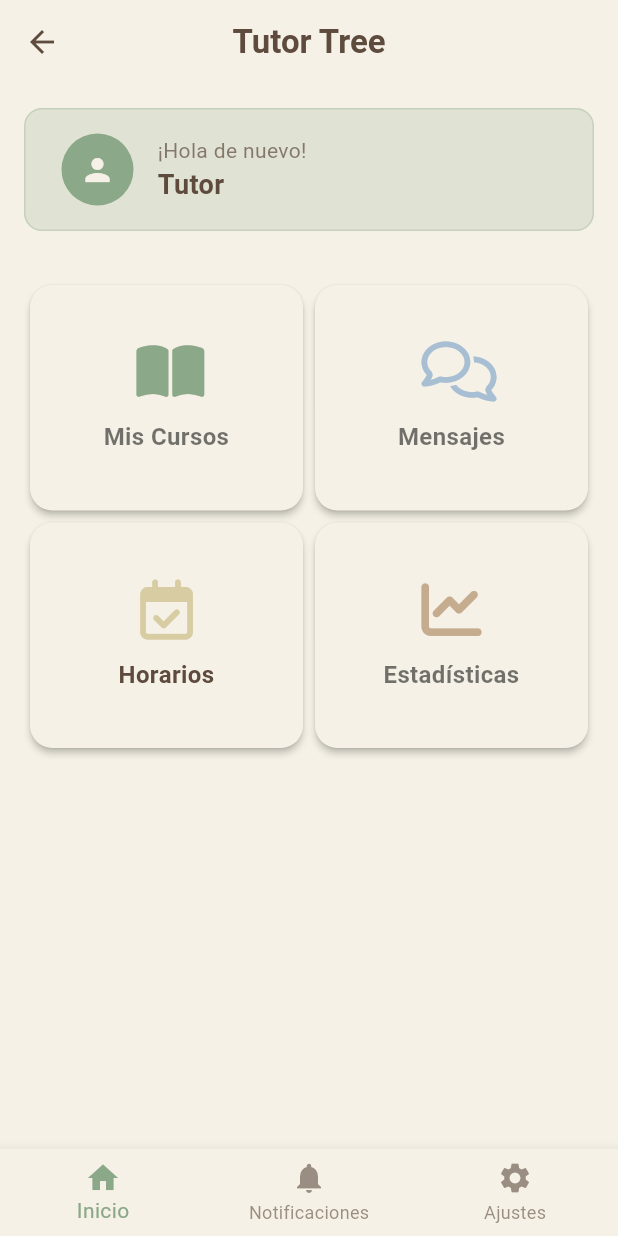
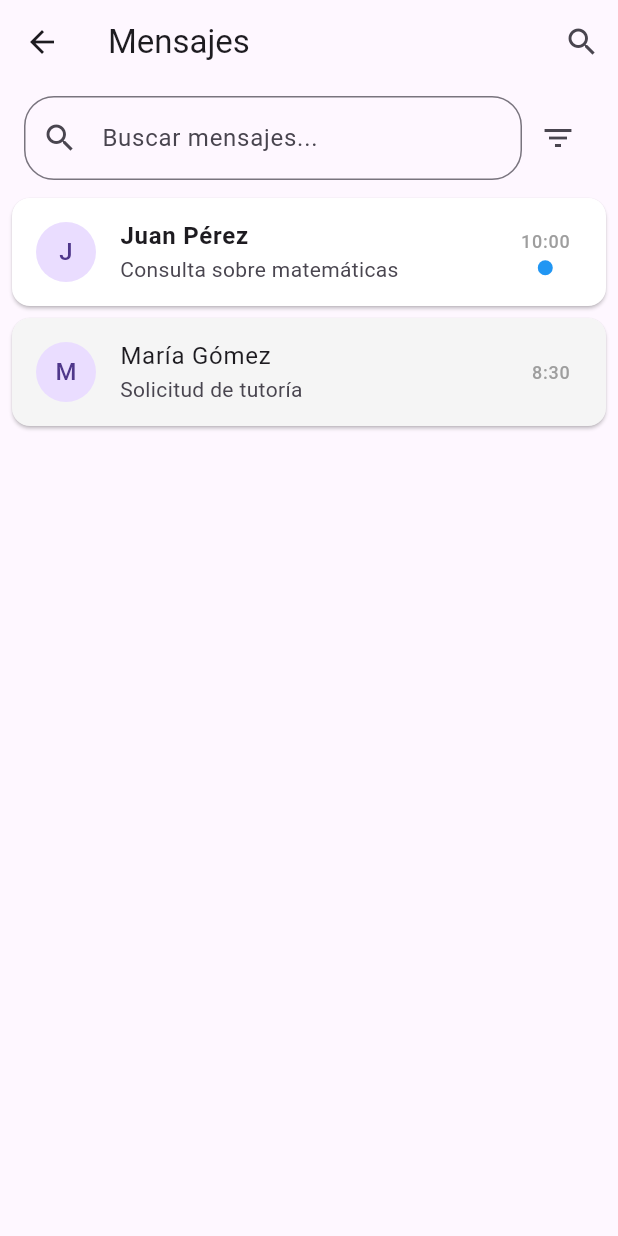
Before and after one commit to morj512/tutor-tree, a Flutter app: the HomeScreen screen opened directly with empty values, after a tap on "Mensajes", on a phone screen of 412 x 824 dp. Run offline on Flutter 3.47's test engine with Material 3 defaults, Android fonts, the phone set to English and light mode, and no system bars; our stand-ins replace audioplayers, font_awesome_flutter, shared_preferences; accounts and stored records are empty.

Commit message:
Se añadieron funciones a tutores

```diff
--- a/lib/main.dart
+++ b/lib/main.dart
@@ -1,7 +1,10 @@
 import 'package:flutter/material.dart';
+import 'package:intl/date_symbol_data_local.dart'; // 👈 Importar esto
 import 'screens/welcome_screen.dart';
 
-void main() {
+void main() async {
+  WidgetsFlutterBinding.ensureInitialized(); // 👈 Necesario para usar async antes del runApp
+  await initializeDateFormatting('es', null); // 👈 Inicializa la localización en español
   runApp(const TutorTreeApp());
 }
 
--- /dev/null
+++ b/lib/models/mensaje_model.dart
@@ -0,0 +1,17 @@
+import 'package:flutter/material.dart';
+
+class Mensaje {
+  final String remitente;
+  final String asunto;
+  final String contenido;
+  final DateTime fecha;
+  bool leido;
+
+  Mensaje({
+    required this.remitente,
+    required this.asunto,
+    required this.contenido,
+    required this.fecha,
+    this.leido = false,
+  });
+}
--- a/lib/screens/home_screen.dart
+++ b/lib/screens/home_screen.dart
@@ -2,6 +2,8 @@ import 'package:flutter/material.dart';
 import 'package:tutor_tree/screens/asesores_screen.dart';
 import 'package:tutor_tree/screens/cursos_screen.dart';
 import 'package:tutor_tree/screens/chatbot_screen.dart';
+import 'package:tutor_tree/screens/mensajes_tutor.dart';
+import 'package:tutor_tree/screens/horarios_tutor.dart';
 import 'package:audioplayers/audioplayers.dart';
 import 'package:font_awesome_flutter/font_awesome_flutter.dart';
 
@@ -130,11 +132,25 @@ class _HomeScreenState extends State<HomeScreen> with SingleTickerProviderStateM
           },
         ),
         _buildFeatureCard(
+          icon: FontAwesomeIcons.robot,
+          title: 'Chatbot Inteligente',
+          color: _softBlue,
+          onTap: () {
+            Navigator.push(
+              context,
+              MaterialPageRoute(builder: (context) => ChatbotScreen()),
+            );
+          },
+        ),
+        _buildFeatureCard(
         icon: FontAwesomeIcons.comments,
         title: 'Mensajes',
         color: _softBlue,
         onTap: () {
-            // Navegar a mensajes
+          Navigator.push(
+            context,
+            MaterialPageRoute(builder: (context) => MensajesTutorScreen()),
+          );
         },
         ),
         _buildFeatureCard(
@@ -143,15 +159,10 @@ class _HomeScreenState extends State<HomeScreen> with SingleTickerProviderStateM
         color: _warmBeige,
         textColor: _darkBrown,
         onTap: () {
-            // Navegar a horarios
-          },
-        ),
-        _buildFeatureCard(
-          icon: FontAwesomeIcons.chartLine,
-          title: 'Estadísticas',
-          color: Color(0xFFC6AC8F), // Un tono café claro
-          onTap: () {
-            // Navegar a estadísticas
+          Navigator.push(
+            context,
+            MaterialPageRoute(builder: (context) => HorariosTutorScreen()),
+          );
         },
       ),
       ],
--- /dev/null
+++ b/lib/screens/mensajes_tutor.dart
@@ -0,0 +1,219 @@
+import 'package:flutter/material.dart';
+import 'package:tutor_tree/models/mensaje_model.dart'; // Asumiendo que tienes este modelo
+
+class MensajesTutorScreen extends StatefulWidget {
+  const MensajesTutorScreen({Key? key}) : super(key: key);
+
+  @override
+  _MensajesTutorScreenState createState() => _MensajesTutorScreenState();
+}
+
+class _MensajesTutorScreenState extends State<MensajesTutorScreen> {
+  // Lista de mensajes de ejemplo
+  final List<Mensaje> _mensajes = [
+    Mensaje(
+      remitente: 'Juan Pérez',
+      asunto: 'Consulta sobre matemáticas',
+      contenido: 'Hola, tengo dudas sobre el tema de derivadas...',
+      fecha: DateTime.now().subtract(Duration(minutes: 30)),
+      leido: false,
+    ),
+    Mensaje(
+      remitente: 'María Gómez',
+      asunto: 'Solicitud de tutoría',
+      contenido: 'Buen día, quisiera agendar una sesión para...',
+      fecha: DateTime.now().subtract(Duration(hours: 2)),
+      leido: true,
+    ),
+    // Agrega más mensajes según necesites
+  ];
+
+  @override
+  Widget build(BuildContext context) {
+    return Scaffold(
+      appBar: AppBar(
+        title: const Text('Mensajes'),
+        actions: [
+          IconButton(
+            icon: const Icon(Icons.search),
+            onPressed: () {
+              // Implementar búsqueda
+            },
+          ),
+        ],
+      ),
+      body: Column(
+        children: [
+          _buildFiltros(),
+          Expanded(
+            child: ListView.builder(
+              itemCount: _mensajes.length,
+              itemBuilder: (context, index) {
+                return _buildItemMensaje(_mensajes[index]);
+              },
+            ),
+          ),
+        ],
+      ),
+    );
+  }
+
+  Widget _buildFiltros() {
+    return Padding(
+      padding: const EdgeInsets.symmetric(horizontal: 16, vertical: 8),
+      child: Row(
+        children: [
+          Expanded(
+            child: TextField(
+              decoration: InputDecoration(
+                hintText: 'Buscar mensajes...',
+                prefixIcon: Icon(Icons.search),
+                border: OutlineInputBorder(
+                  borderRadius: BorderRadius.circular(20),
+                ),
+              ),
+            ),
+          ),
+          IconButton(
+            icon: Icon(Icons.filter_list),
+            onPressed: () {
+              // Mostrar opciones de filtrado
+            },
+          ),
+        ],
+      ),
+    );
+  }
+
+  Widget _buildItemMensaje(Mensaje mensaje) {
+    return Card(
+      margin: const EdgeInsets.symmetric(horizontal: 8, vertical: 4),
+      color: mensaje.leido ? Colors.grey[100] : Colors.white,
+      child: ListTile(
+        leading: CircleAvatar(
+          child: Text(mensaje.remitente[0]),
+        ),
+        title: Text(
+          mensaje.remitente,
+          style: TextStyle(
+            fontWeight: mensaje.leido ? FontWeight.normal : FontWeight.bold,
+          ),
+        ),
+        subtitle: Text(mensaje.asunto),
+        trailing: Column(
+          mainAxisAlignment: MainAxisAlignment.center,
+          children: [
+            Text(
+              '${mensaje.fecha.hour}:${mensaje.fecha.minute.toString().padLeft(2, '0')}',
+              style: TextStyle(
+                color: Colors.grey,
+                fontSize: 12,
+              ),
+            ),
+            if (!mensaje.leido)
+              Container(
+                margin: const EdgeInsets.only(top: 4),
+                width: 10,
+                height: 10,
+                decoration: const BoxDecoration(
+                  color: Colors.blue,
+                  shape: BoxShape.circle,
+                ),
+              ),
+          ],
+        ),
+        onTap: () {
+          _mostrarDetalleMensaje(mensaje);
+        },
+      ),
+    );
+  }
+
+  void _mostrarDetalleMensaje(Mensaje mensaje) {
+    setState(() {
+      mensaje.leido = true;
+    });
+
+    showDialog(
+      context: context,
+      builder: (context) {
+        return AlertDialog(
+          title: Text(mensaje.asunto),
+          content: Column(
+            mainAxisSize: MainAxisSize.min,
+            crossAxisAlignment: CrossAxisAlignment.start,
+            children: [
+              Text(
+                'De: ${mensaje.remitente}',
+                style: const TextStyle(fontWeight: FontWeight.bold),
+              ),
+              const SizedBox(height: 8),
+              Text(
+                mensaje.contenido,
+                style: const TextStyle(fontSize: 16),
+              ),
+              const SizedBox(height: 16),
+              Text(
+                'Enviado: ${mensaje.fecha.toString()}',
+                style: TextStyle(
+                  fontSize: 12,
+                  color: Colors.grey[600],
+                ),
+              ),
+            ],
+          ),
+          actions: [
+            TextButton(
+              child: const Text('Responder'),
+              onPressed: () {
+                Navigator.pop(context);
+                _mostrarFormularioRespuesta(mensaje.remitente);
+              },
+            ),
+            TextButton(
+              child: const Text('Cerrar'),
+              onPressed: () => Navigator.pop(context),
+            ),
+          ],
+        );
+      },
+    );
+  }
+
+  void _mostrarFormularioRespuesta(String destinatario) {
+    final TextEditingController _controller = TextEditingController();
+
+    showDialog(
+      context: context,
+      builder: (context) {
+        return AlertDialog(
+          title: Text('Responder a $destinatario'),
+          content: TextField(
+            controller: _controller,
+            maxLines: 5,
+            decoration: const InputDecoration(
+              hintText: 'Escribe tu respuesta...',
+              border: OutlineInputBorder(),
+            ),
+          ),
+          actions: [
+            TextButton(
+              child: const Text('Cancelar'),
+              onPressed: () => Navigator.pop(context),
+            ),
+            TextButton(
+              child: const Text('Enviar'),
+              onPressed: () {
+                // Aquí implementarías el envío del mensaje
+                Navigator.pop(context);
+                ScaffoldMessenger.of(context).showSnackBar(
+                  const SnackBar(content: Text('Mensaje enviado')),
+                );
+              },
+            ),
+          ],
+        );
+      },
+    );
+  }
+}
--- a/pubspec.yaml
+++ b/pubspec.yaml
@@ -35,6 +35,7 @@ dependencies:
   http: ^0.13.6
   audioplayers: ^5.2.1
   font_awesome_flutter: ^10.4.0
+  intl: ^0.18.1
 
 
 
```
Also changed, not shown: lib/models/horario_model.dart (added, +22 -0 lines), lib/screens/horarios_tutor.dart (added, +313 -0 lines), pubspec.lock. Lines whose indentation alone changed are shown as unchanged.
